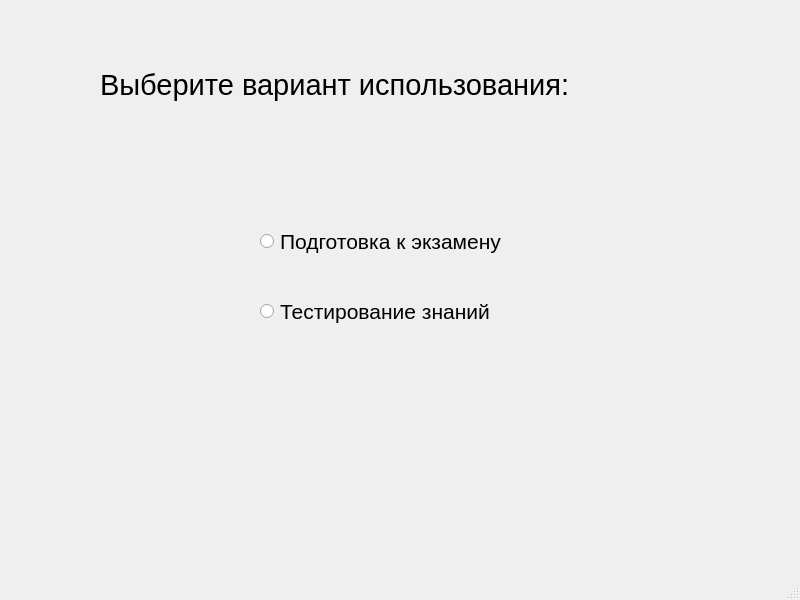
Before: the Qt Designer form BSTU-Exam-Master_/BSTU-Exam-Master/choise.ui in Manmadeeers/BSTU-Exam-Master, drawn with Qt 5.
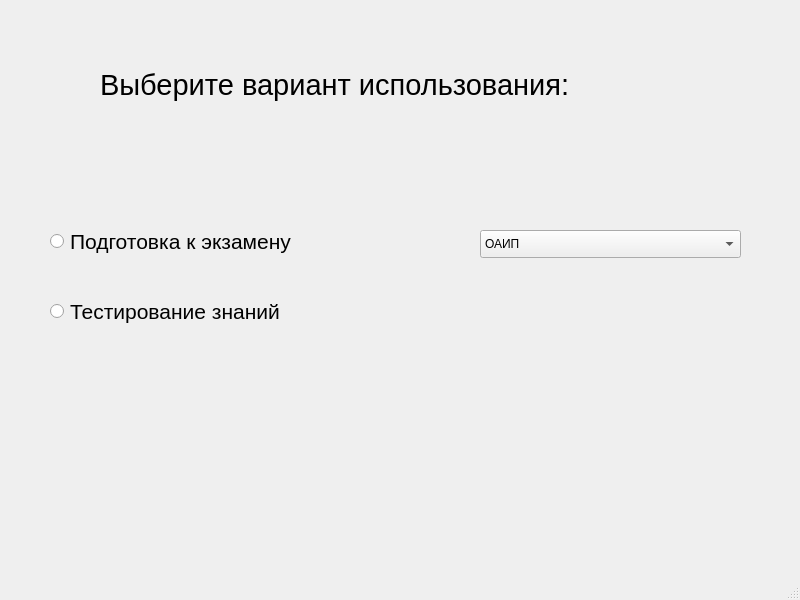
After: the same form once the commit is applied.

Commit message: modified choise screen

Patch:
```diff
--- a/BSTU-Exam-Master_/BSTU-Exam-Master/choise.ui
+++ b/BSTU-Exam-Master_/BSTU-Exam-Master/choise.ui
@@ -17,7 +17,7 @@
    <widget class="QRadioButton" name="radioButton">
     <property name="geometry">
      <rect>
-      <x>260</x>
+      <x>50</x>
       <y>220</y>
       <width>313</width>
       <height>42</height>
@@ -35,7 +35,7 @@
    <widget class="QRadioButton" name="radioButton_2">
     <property name="geometry">
      <rect>
-      <x>260</x>
+      <x>50</x>
       <y>290</y>
       <width>299</width>
       <height>42</height>
@@ -68,6 +68,36 @@
      <string>Выберите вариант использования:</string>
     </property>
    </widget>
+   <widget class="QComboBox" name="comboBox">
+    <property name="geometry">
+     <rect>
+      <x>480</x>
+      <y>230</y>
+      <width>261</width>
+      <height>28</height>
+     </rect>
+    </property>
+    <item>
+     <property name="text">
+      <string>ОАИП</string>
+     </property>
+    </item>
+    <item>
+     <property name="text">
+      <string>АЛОВС</string>
+     </property>
+    </item>
+    <item>
+     <property name="text">
+      <string>Математический анализ</string>
+     </property>
+    </item>
+    <item>
+     <property name="text">
+      <string>ОПИ</string>
+     </property>
+    </item>
+   </widget>
   </widget>
   <widget class="QMenuBar" name="menubar">
    <property name="geometry">
```
The commit also changes 76 other files.
